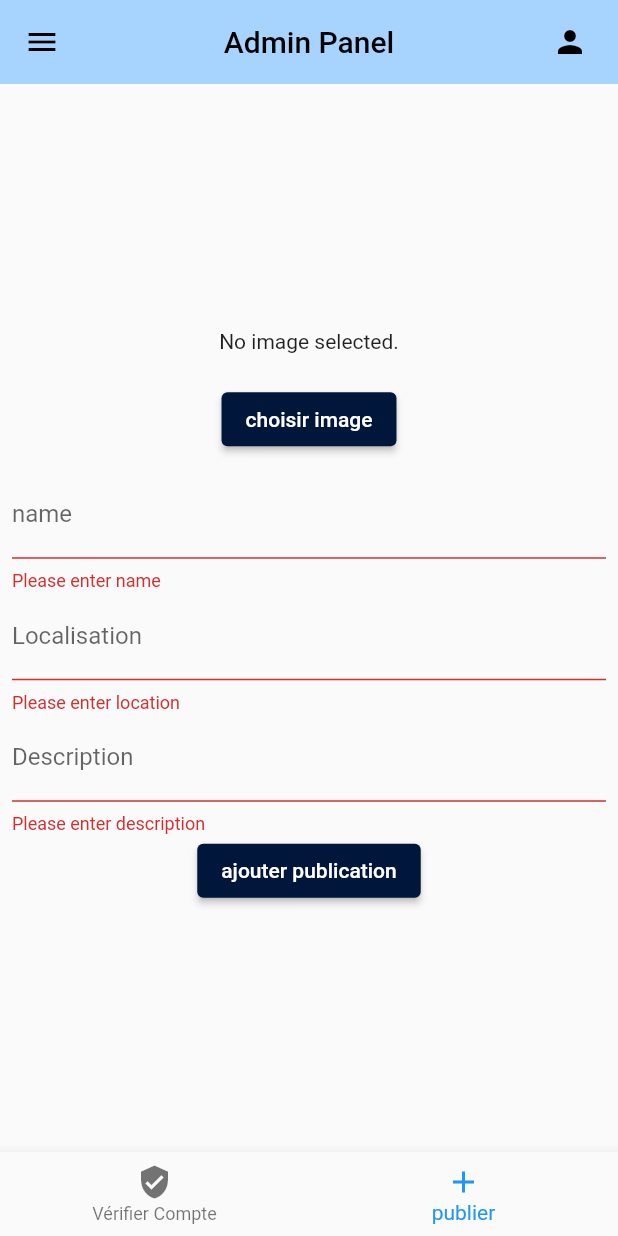
After one commit to meriemDahil/travelapp, a Flutter app: the Admin screen opened directly, item 2 of the bottom bar chosen, after a tap on "ajouter publication", on a phone screen of 412 x 824 dp. The commit adds this screen. Run offline on Flutter 3.47's test engine with Material 2 defaults, Android fonts, the phone set to English and light mode, and no system bars; our stand-ins replace cloud_firestore, firebase_auth, firebase_core, firebase_storage, get, image_picker and 1 more; accounts and stored records are empty; network calls fail.

Commit message:
projrt update

```diff
--- /dev/null
+++ b/lib/admin/admin.dart
@@ -0,0 +1,80 @@
+import 'package:firebase_auth/firebase_auth.dart';
+import 'package:flutter/material.dart';
+import 'package:travel_app/admin/ajouterPub.dart';
+import 'package:travel_app/screens/home/profilUser.dart';
+
+import 'confirmPar.dart';
+
+class Admin extends StatefulWidget {
+  const Admin({super.key});
+
+  @override
+  State<Admin> createState() => _AdminState();
+}
+
+class _AdminState extends State<Admin> {
+  final user = FirebaseAuth.instance.currentUser!;
+
+  int index = 0;
+
+ final screens = [
+    ConfirmPar(), // Replace with the appropriate widget
+    AjouterPub(),
+  ];
+  @override
+  Widget build(BuildContext context) {
+    return  Scaffold(
+      appBar: AppBar(
+
+        leading: const Icon(
+          Icons.menu,
+          color: Colors.black,
+        ),
+        backgroundColor: Color.fromARGB(255, 167, 211, 255),
+
+        title: const Text(
+          'Admin Panel',
+          style: TextStyle(color: Colors.black),
+        ),
+        centerTitle: true,
+        elevation: 0.0,
+        actions: [
+          TextButton(
+              onPressed: () async {
+                // go to profil user
+                Navigator.push(
+                    context,
+                    MaterialPageRoute(
+                        builder: (BuildContext context) => const profilUser()));
+                /*  await _auth.signOut();
+                   utilisateur =user.email!;
+                   debugPrint(utilisateur);*/
+              },
+              child: const Icon(
+                Icons.person,
+                color: Colors.black,
+              ))
+        ],
+      ),
+      body: screens[index],
+      bottomNavigationBar: BottomNavigationBar(
+        currentIndex: index,
+        onTap: (int index) {
+          setState(() {
+            this.index = index;
+          });
+        },
+        items: const [
+          BottomNavigationBarItem(
+            icon: Icon(Icons.verified_user),
+            label: 'Vérifier Compte',
+          ),
+          BottomNavigationBarItem(
+            icon: Icon(Icons.add),
+            label: 'publier',
+          ),
+        ],
+      ),
+    );
+  }
+}
--- /dev/null
+++ b/lib/admin/ajouterPub.dart
@@ -0,0 +1,173 @@
+import 'dart:io';
+import 'package:cloud_firestore/cloud_firestore.dart';
+import 'package:firebase_auth/firebase_auth.dart';
+import 'package:firebase_storage/firebase_storage.dart';
+import 'package:flutter/material.dart';
+import 'package:image_picker/image_picker.dart';
+
+class AjouterPub extends StatefulWidget {
+  const AjouterPub({super.key});
+
+  @override
+  State<AjouterPub> createState() => _AjouterPubState();
+}
+
+class _AjouterPubState extends State<AjouterPub> {
+   File? _imageFile;
+  final picker = ImagePicker();
+  final _formKey = GlobalKey<FormState>();
+  String _name ='';
+  String _price = '';
+  String _localisation = '';
+  String _description = '';
+   String type = '';
+
+
+  Future getImage() async {
+    final pickedFile = await picker.pickImage(source: ImageSource.gallery);
+
+    setState(() {
+      if (pickedFile != null) {
+        _imageFile = File(pickedFile.path);
+      } else {
+        debugPrint('No image selected.');
+      }
+    });
+  }
+  late String section = '';
+
+  Future<void> _uploadImage() async {
+    if (_imageFile == null) return;
+
+    final fileName = DateTime.now().millisecondsSinceEpoch.toString();
+    final Reference firebaseStorageRef =
+        FirebaseStorage.instance.ref().child('images/$_name');
+    final UploadTask task = firebaseStorageRef.putFile(_imageFile!);
+
+    // Wait for the upload to complete and get the download URL
+    final TaskSnapshot snapshot = await task.whenComplete(() {});
+    final String downloadUrl = await snapshot.ref.getDownloadURL();
+
+    // Add the image download URL to Firestore
+    final user = FirebaseAuth.instance.currentUser;
+    FirebaseFirestore.instance.collection('destination').add({
+      'url': downloadUrl,
+      'name':_name,
+      'localisation': _localisation,
+      'description': _description,
+      'createdAt': FieldValue.serverTimestamp(),
+      'postedBy': user!.uid,
+
+
+
+    });
+
+    setState(() {
+      _imageFile = null;
+      _name='';
+      _localisation = '';
+      _description = '';
+
+    });
+
+    ScaffoldMessenger.of(context).showSnackBar(const SnackBar(
+      content: Text('une nouvelle publicationa été publié'),
+    ));
+  }
+  @override
+  Widget build(BuildContext context) {
+    return Scaffold(
+       body: Center(
+        child: SingleChildScrollView(
+          child: Padding(
+            padding: const EdgeInsets.all(8.0),
+            child: Column(
+
+              mainAxisAlignment: MainAxisAlignment.center,
+              children: <Widget>[
+
+                _imageFile == null
+                    ? const Text('No image selected.')
+                    : Image.file(_imageFile!),
+                const SizedBox(height: 20),
+                ElevatedButton(
+                  onPressed: getImage,
+                  style:  ElevatedButton.styleFrom(backgroundColor: const Color.fromARGB(255, 1, 22, 59),),
+                  child: const Text('choisir image'),
+                ),
+
+                 const SizedBox(height: 10.0),
+
+                Form(
+                  key: _formKey,
+                  child: Column(
+                    children: [
+                      TextFormField(
+                        decoration: const InputDecoration(
+                          labelText: 'name',
+                        ),
+                        validator: (value) {
+                          if (value == null || value.isEmpty) {
+                            return 'Please enter name';
+                          }
+                          return null;
+                        },
+                        onChanged: (value) {
+                          setState(() {
+                            _name = value;
+                          });
+                        },
+                      ),
+                      TextFormField(
+                        decoration: const InputDecoration(
+                          labelText: 'Localisation',
+                        ),
+                        validator: (value) {
+                          if (value == null || value.isEmpty) {
+                            return 'Please enter location';
+                          }
+                          return null;
+                        },
+                        onChanged: (value) {
+                          setState(() {
+                            _localisation = value;
+                          });
+                        },
+                      ),
+                      TextFormField(
+                        decoration: const InputDecoration(
+                          labelText: 'Description',
+                        ),
+                                            validator: (value) {
+                      if (value == null || value.isEmpty) {
+                        return 'Please enter description';
+                      }
+                      return null;
+                    },
+                    onChanged: (value) {
+                      setState(() {
+                        _description = value;
+                      });
+                    },
+                  ),
+
+                  ElevatedButton(
+                    onPressed: () {
+                      if (_formKey.currentState!.validate()) {
+                        _uploadImage();
+                      }
+                    },
+                    style:  ElevatedButton.styleFrom(backgroundColor: const Color.fromARGB(255, 1, 22, 59),),
+                    child: const Text('ajouter publication'),
+                  ),
+                ],
+              ),
+            ),
+                  ],
+                ),
+          ),
+    ),
+  ),
+    );
+  }
+}
--- a/lib/screens/aprescreation.dart
+++ b/lib/screens/aprescreation.dart
@@ -81,5 +81,6 @@ class _AfterCreationState extends State<AfterCreation> {
         },
       ),
     );
-  }
+
 }
+}
--- a/lib/wrapper.dart
+++ b/lib/wrapper.dart
@@ -2,6 +2,8 @@
 import 'package:cloud_firestore/cloud_firestore.dart';
 import 'package:firebase_auth/firebase_auth.dart';
 import 'package:flutter/material.dart';
+import 'package:travel_app/admin/admin.dart';
+import 'package:travel_app/admin/confirmPar.dart';
 import 'package:travel_app/partenaire/partenaire.dart';
 import 'package:travel_app/screens/authentication/authentication.dart';
 import 'package:travel_app/screens/home/home.dart';
@@ -31,6 +33,9 @@ class Wrapper extends StatelessWidget {
                     return Home();
                   } else if (userType == 'partenaire') {
                     return ParCamping();
+                  }
+                  else if (userType == 'admin') {
+                    return Admin();
                   } else {
                     return Text('User type not found');
                   }
```
Also changed, not shown: lib/admin/confirmPar.dart (added, +169 -0 lines), lib/screens/authentication/register.dart (+9 -2 lines), lib/screens/home/recommandation/recommandation.dart (+74 -4 lines).
